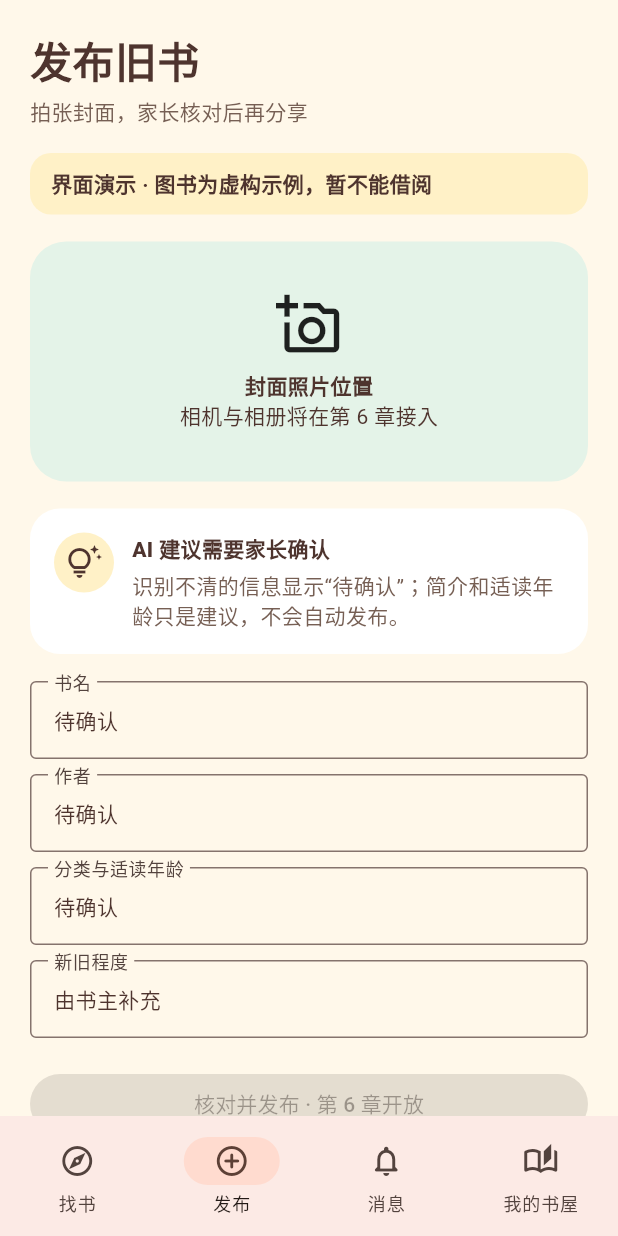
After one commit to emmaleoo8646/tangtang-shared-library, a Flutter app: the screen it shows after launch, scrolled down 270 dp, after a tap on "拍照发布", on a phone screen of 412 x 824 dp. The commit adds this screen. Run offline on Flutter 3.47's test engine with Material 3 defaults, Android fonts, the phone set to English and light mode, and no system bars.

Commit message:
加入共享书屋可点击界面原型

```diff
--- a/apps/mobile/lib/main.dart
+++ b/apps/mobile/lib/main.dart
@@ -2,6 +2,8 @@ import 'dart:convert';
 import 'dart:io';
 
 import 'package:flutter/material.dart';
+
+import 'prototype_pages.dart';
 
 const apiBaseUrl = String.fromEnvironment(
   'API_BASE_URL',
@@ -54,6 +56,7 @@ class HomePage extends StatefulWidget {
 class _HomePageState extends State<HomePage> {
   String _apiMessage = '本地服务尚未检查';
   bool _checking = false;
+  int _selectedIndex = 0;
 
   Future<void> _checkApi() async {
     setState(() {
@@ -89,7 +92,10 @@ class _HomePageState extends State<HomePage> {
   @override
   Widget build(BuildContext context) {
     return Scaffold(
-      body: SafeArea(
+      body: IndexedStack(
+        index: _selectedIndex,
+        children: [
+          SafeArea(
             child: ListView(
               padding: const EdgeInsets.fromLTRB(20, 18, 20, 32),
               children: [
@@ -122,7 +128,7 @@ class _HomePageState extends State<HomePage> {
                     ),
                     IconButton(
                       tooltip: '消息',
-                  onPressed: () {},
+                      onPressed: () => setState(() => _selectedIndex = 2),
                       icon: const Icon(Icons.notifications_none_rounded),
                     ),
                   ],
@@ -139,13 +145,20 @@ class _HomePageState extends State<HomePage> {
                     children: [
                       const Text(
                         '今天想读什么？',
-                    style: TextStyle(fontSize: 26, fontWeight: FontWeight.w800),
+                        style: TextStyle(
+                          fontSize: 26,
+                          fontWeight: FontWeight.w800,
+                        ),
                       ),
                       const SizedBox(height: 6),
                       const Text('按书名、分类或年龄段找一本好书'),
                       const SizedBox(height: 18),
                       FilledButton.icon(
-                    onPressed: () {},
+                        onPressed: () => Navigator.of(context).push(
+                          MaterialPageRoute<void>(
+                            builder: (_) => const SearchDemoPage(),
+                          ),
+                        ),
                         icon: const Icon(Icons.search_rounded),
                         label: const Text('去找书'),
                       ),
@@ -161,7 +174,7 @@ class _HomePageState extends State<HomePage> {
                         title: '拍照发布',
                         subtitle: 'AI 帮忙识别，家长确认后发布',
                         color: const Color(0xFFE4F3E8),
-                    onTap: () {},
+                        onTap: () => setState(() => _selectedIndex = 1),
                       ),
                     ),
                     const SizedBox(width: 12),
@@ -171,11 +184,15 @@ class _HomePageState extends State<HomePage> {
                         title: '借还待办',
                         subtitle: '申请、交接与归还都由家长确认',
                         color: const Color(0xFFE7EDFF),
-                    onTap: () {},
+                        onTap: () => setState(() => _selectedIndex = 2),
                       ),
                     ),
                   ],
                 ),
+                const SizedBox(height: 18),
+                const PrototypeBanner(),
+                const SizedBox(height: 12),
+                const DemoBookStrip(),
                 const SizedBox(height: 18),
                 Card(
                   shape: RoundedRectangleBorder(
@@ -234,24 +251,31 @@ class _HomePageState extends State<HomePage> {
               ],
             ),
           ),
+          const PublishDemoPage(),
+          const InboxDemoPage(),
+          const MyLibraryDemoPage(),
+        ],
+      ),
       bottomNavigationBar: NavigationBar(
-        selectedIndex: 0,
+        selectedIndex: _selectedIndex,
+        onDestinationSelected: (index) =>
+            setState(() => _selectedIndex = index),
         destinations: const [
           NavigationDestination(
             icon: Icon(Icons.explore_outlined),
             label: '找书',
           ),
           NavigationDestination(
-            icon: Icon(Icons.library_books_outlined),
-            label: '书屋',
+            icon: Icon(Icons.add_circle_outline_rounded),
+            label: '发布',
           ),
           NavigationDestination(
-            icon: Icon(Icons.checklist_rounded),
-            label: '待办',
+            icon: Icon(Icons.notifications_none_rounded),
+            label: '消息',
           ),
           NavigationDestination(
-            icon: Icon(Icons.family_restroom_rounded),
-            label: '我的',
+            icon: Icon(Icons.auto_stories_outlined),
+            label: '我的书屋',
           ),
         ],
       ),
--- /dev/null
+++ b/apps/mobile/lib/prototype_pages.dart
@@ -0,0 +1,547 @@
+import 'package:flutter/material.dart';
+
+const _ink = Color(0xFF4E342E);
+const _muted = Color(0xFF765F54);
+const _peach = Color(0xFFFFE2D5);
+const _mint = Color(0xFFE4F3E8);
+const _lavender = Color(0xFFE7EDFF);
+
+class PrototypeBanner extends StatelessWidget {
+  const PrototypeBanner({super.key});
+
+  @override
+  Widget build(BuildContext context) => Semantics(
+    label: '界面演示，图书信息为虚构示例，尚未连接真实借阅服务',
+    child: Container(
+      width: double.infinity,
+      padding: const EdgeInsets.symmetric(horizontal: 14, vertical: 10),
+      decoration: BoxDecoration(
+        color: const Color(0xFFFFF1C7),
+        borderRadius: BorderRadius.circular(14),
+      ),
+      child: const Text(
+        '界面演示 · 图书为虚构示例，暂不能借阅',
+        style: TextStyle(fontWeight: FontWeight.w700),
+      ),
+    ),
+  );
+}
+
+class DemoBook {
+  const DemoBook(
+    this.title,
+    this.author,
+    this.age,
+    this.category,
+    this.icon,
+    this.color,
+  );
+
+  final String title;
+  final String author;
+  final String age;
+  final String category;
+  final IconData icon;
+  final Color color;
+}
+
+const _books = [
+  DemoBook('森林里的邮差', '待确认', '3—6 岁', '绘本', Icons.local_florist, _mint),
+  DemoBook('星星去哪儿了', '待确认', '6—9 岁', '科普', Icons.star_rounded, _lavender),
+  DemoBook('小熊的星期天', '待确认', '3—6 岁', '故事', Icons.pets_rounded, _peach),
+];
+
+class DemoBookStrip extends StatelessWidget {
+  const DemoBookStrip({super.key});
+
+  @override
+  Widget build(BuildContext context) => Column(
+    crossAxisAlignment: CrossAxisAlignment.start,
+    children: [
+      const Text(
+        '看看书屋里有什么',
+        style: TextStyle(fontSize: 21, fontWeight: FontWeight.w800),
+      ),
+      const SizedBox(height: 10),
+      ..._books
+          .take(2)
+          .map(
+            (book) => Padding(
+              padding: const EdgeInsets.only(bottom: 10),
+              child: _BookTile(book: book),
+            ),
+          ),
+    ],
+  );
+}
+
+class _BookTile extends StatelessWidget {
+  const _BookTile({required this.book});
+  final DemoBook book;
+
+  @override
+  Widget build(BuildContext context) => Card(
+    shape: RoundedRectangleBorder(borderRadius: BorderRadius.circular(20)),
+    child: InkWell(
+      borderRadius: BorderRadius.circular(20),
+      onTap: () => Navigator.of(context).push(
+        MaterialPageRoute<void>(builder: (_) => BookDemoDetailPage(book: book)),
+      ),
+      child: Padding(
+        padding: const EdgeInsets.all(12),
+        child: Row(
+          children: [
+            Container(
+              width: 74,
+              height: 94,
+              decoration: BoxDecoration(
+                color: book.color,
+                borderRadius: BorderRadius.circular(12),
+              ),
+              child: Icon(book.icon, size: 38, color: _ink),
+            ),
+            const SizedBox(width: 14),
+            Expanded(
+              child: Column(
+                crossAxisAlignment: CrossAxisAlignment.start,
+                children: [
+                  Text(
+                    book.title,
+                    style: const TextStyle(
+                      fontSize: 17,
+                      fontWeight: FontWeight.w800,
+                    ),
+                  ),
+                  const SizedBox(height: 5),
+                  Text(
+                    '${book.category} · ${book.age}',
+                    style: const TextStyle(color: _muted),
+                  ),
+                  const SizedBox(height: 7),
+                  const Text(
+                    '演示书籍 · 尚未开放借阅',
+                    style: TextStyle(fontSize: 12, color: _muted),
+                  ),
+                ],
+              ),
+            ),
+            const Icon(Icons.chevron_right_rounded),
+          ],
+        ),
+      ),
+    ),
+  );
+}
+
+class SearchDemoPage extends StatefulWidget {
+  const SearchDemoPage({super.key});
+  @override
+  State<SearchDemoPage> createState() => _SearchDemoPageState();
+}
+
+class _SearchDemoPageState extends State<SearchDemoPage> {
+  String query = '';
+  String category = '全部';
+  String age = '全部';
+
+  @override
+  Widget build(BuildContext context) {
+    final results = _books
+        .where(
+          (book) =>
+              (query.isEmpty || book.title.contains(query)) &&
+              (category == '全部' || book.category == category) &&
+              (age == '全部' || book.age == age),
+        )
+        .toList();
+    return Scaffold(
+      appBar: AppBar(title: const Text('找一本好书')),
+      body: SafeArea(
+        child: ListView(
+          padding: const EdgeInsets.all(20),
+          children: [
+            const PrototypeBanner(),
+            const SizedBox(height: 18),
+            TextField(
+              decoration: const InputDecoration(
+                prefixIcon: Icon(Icons.search_rounded),
+                hintText: '搜索书名',
+                border: OutlineInputBorder(),
+              ),
+              onChanged: (value) => setState(() => query = value.trim()),
+            ),
+            const SizedBox(height: 14),
+            const Text('分类', style: TextStyle(fontWeight: FontWeight.w700)),
+            _chips(
+              ['全部', '绘本', '故事', '科普'],
+              category,
+              (value) => setState(() => category = value),
+            ),
+            const Text('适读年龄', style: TextStyle(fontWeight: FontWeight.w700)),
+            _chips(
+              ['全部', '3—6 岁', '6—9 岁'],
+              age,
+              (value) => setState(() => age = value),
+            ),
+            const SizedBox(height: 12),
+            Text(
+              '找到 ${results.length} 本演示书籍',
+              style: const TextStyle(color: _muted),
+            ),
+            const SizedBox(height: 10),
+            if (results.isEmpty)
+              const _EmptyCard(
+                icon: Icons.menu_book_outlined,
+                title: '没有找到匹配的书',
+                detail: '试试换个书名、分类或年龄段。',
+              ),
+            ...results.map(
+              (book) => Padding(
+                padding: const EdgeInsets.only(bottom: 10),
+                child: _BookTile(book: book),
+              ),
+            ),
+          ],
+        ),
+      ),
+    );
+  }
+
+  Widget _chips(
+    List<String> values,
+    String selected,
+    ValueChanged<String> onTap,
+  ) => Wrap(
+    spacing: 8,
+    children: values
+        .map(
+          (value) => ChoiceChip(
+            label: Text(value),
+            selected: value == selected,
+            onSelected: (_) => onTap(value),
+          ),
+        )
+        .toList(),
+  );
+}
+
+class BookDemoDetailPage extends StatelessWidget {
+  const BookDemoDetailPage({super.key, required this.book});
+  final DemoBook book;
+
+  @override
+  Widget build(BuildContext context) => Scaffold(
+    appBar: AppBar(title: const Text('图书详情')),
+    body: SafeArea(
+      child: ListView(
+        padding: const EdgeInsets.all(20),
+        children: [
+          const PrototypeBanner(),
+          const SizedBox(height: 18),
+          Container(
+            height: 190,
+            decoration: BoxDecoration(
+              color: book.color,
+              borderRadius: BorderRadius.circular(24),
+            ),
+            child: Icon(book.icon, size: 86, color: _ink),
+          ),
+          const SizedBox(height: 20),
+          Text(
+            book.title,
+            style: const TextStyle(fontSize: 27, fontWeight: FontWeight.w800),
+          ),
+          const SizedBox(height: 6),
+          Text('作者：${book.author}', style: const TextStyle(color: _muted)),
+          const SizedBox(height: 16),
+          Wrap(
+            spacing: 8,
+            children: [
+              Chip(label: Text(book.category)),
+              Chip(label: Text(book.age)),
+              const Chip(label: Text('新旧程度待确认')),
+            ],
+          ),
+          const SizedBox(height: 18),
+          const _InfoCard(
+            icon: Icons.auto_awesome_outlined,
+            title: '内容简介待确认',
+            detail: '真实发布时由家长核对封面、书名、作者和 AI 建议后填写；无法确定的信息会标注“待确认”。',
+          ),
+          const SizedBox(height: 12),
+          const _InfoCard(
+            icon: Icons.shield_outlined,
+            title: '家长约定交接',
+            detail: '申请和交接都由家长确认。联系方式与约定地点仅借阅双方可见。',
+          ),
+          const SizedBox(height: 18),
+          const FilledButton(onPressed: null, child: Text('申请借阅 · 第 7 章开放')),
+        ],
+      ),
+    ),
+  );
+}
+
+class PublishDemoPage extends StatelessWidget {
+  const PublishDemoPage({super.key});
+
+  @override
+  Widget build(BuildContext context) => SafeArea(
+    child: ListView(
+      padding: const EdgeInsets.all(20),
+      children: [
+        const _PageHeading('发布旧书', '拍张封面，家长核对后再分享'),
+        const PrototypeBanner(),
+        const SizedBox(height: 18),
+        Container(
+          height: 160,
+          decoration: BoxDecoration(
+            color: _mint,
+            borderRadius: BorderRadius.circular(24),
+          ),
+          child: const Column(
+            mainAxisAlignment: MainAxisAlignment.center,
+            children: [
+              Icon(Icons.add_a_photo_outlined, size: 44),
+              SizedBox(height: 8),
+              Text('封面照片位置', style: TextStyle(fontWeight: FontWeight.w700)),
+              Text('相机与相册将在第 6 章接入'),
+            ],
+          ),
+        ),
+        const SizedBox(height: 18),
+        const _InfoCard(
+          icon: Icons.tips_and_updates_outlined,
+          title: 'AI 建议需要家长确认',
+          detail: '识别不清的信息显示“待确认”；简介和适读年龄只是建议，不会自动发布。',
+        ),
+        const SizedBox(height: 18),
+        const _FieldPreview('书名', '待确认'),
+        const _FieldPreview('作者', '待确认'),
+        const _FieldPreview('分类与适读年龄', '待确认'),
+        const _FieldPreview('新旧程度', '由书主补充'),
+        const SizedBox(height: 10),
+        const FilledButton(onPressed: null, child: Text('核对并发布 · 第 6 章开放')),
+      ],
+    ),
+  );
+}
+
+class InboxDemoPage extends StatelessWidget {
+  const InboxDemoPage({super.key});
+
+  @override
+  Widget build(BuildContext context) => SafeArea(
+    child: ListView(
+      padding: const EdgeInsets.all(20),
+      children: [
+        const _PageHeading('消息与待办', '借还进度，一眼看清'),
+        const PrototypeBanner(),
+        const SizedBox(height: 16),
+        const _EmptyCard(
+          icon: Icons.mark_email_read_outlined,
+          title: '暂时没有新消息',
+          detail: '真实借阅开始后，申请、交接、到期和归还提醒会出现在这里。',
+        ),
+        const SizedBox(height: 18),
+        const Text(
+          '借还会经历这些步骤',
+          style: TextStyle(fontSize: 20, fontWeight: FontWeight.w800),
+        ),
+        const SizedBox(height: 12),
+        ...[
+          '申请借阅',
+          '书主家长同意',
+          '家长约定交接',
+          '双方确认借出',
+          '到期提醒或续借',
+          '双方确认归还',
+        ].asMap().entries.map(
+          (entry) => ListTile(
+            leading: CircleAvatar(
+              backgroundColor: _lavender,
+              child: Text('${entry.key + 1}'),
+            ),
+            title: Text(entry.value),
+            subtitle: const Text('演示流程 · 尚无真实订单'),
+          ),
+        ),
+        const _InfoCard(
+          icon: Icons.report_outlined,
+          title: '遇到问题？',
+          detail: '每笔真实借阅将提供举报入口，由管理员查看并处理。',
+        ),
+      ],
+    ),
+  );
+}
+
+class MyLibraryDemoPage extends StatelessWidget {
+  const MyLibraryDemoPage({super.key});
+
+  @override
+  Widget build(BuildContext context) => SafeArea(
+    child: ListView(
+      padding: const EdgeInsets.all(20),
+      children: [
+        const _PageHeading('我的书屋', '一家人的阅读小角落'),
+        const PrototypeBanner(),
+        const SizedBox(height: 18),
+        const _InfoCard(
+          icon: Icons.family_restroom_rounded,
+          title: '家庭资料',
+          detail: '未来由家长管理孩子昵称、年龄段和阅读偏好。真实姓名与家庭住址不会公开。',
+        ),
+        const SizedBox(height: 18),
+        const _SectionTitle('我的藏书'),
+        const _EmptyCard(
+          icon: Icons.library_books_outlined,
+          title: '还没有发布图书',
+          detail: '拍张旧书封面，核对信息后分享给其他家庭。',
+        ),
+        const SizedBox(height: 18),
+        const _SectionTitle('借入 · 借出'),
+        const _EmptyCard(
+          icon: Icons.swap_horiz_rounded,
+          title: '还没有借阅记录',
+          detail: '申请、交接和归还的记录会保存在这里。',
+        ),
+        const SizedBox(height: 18),
+        const _InfoCard(
+          icon: Icons.privacy_tip_outlined,
+          title: '家庭隐私优先',
+          detail: '公开页面只展示必要的书籍信息；交接约定仅借阅双方家长可见。',
+        ),
+      ],
+    ),
+  );
+}
+
+class _PageHeading extends StatelessWidget {
+  const _PageHeading(this.title, this.subtitle);
+  final String title;
+  final String subtitle;
+
+  @override
+  Widget build(BuildContext context) => Padding(
+    padding: const EdgeInsets.only(bottom: 18),
+    child: Column(
+      crossAxisAlignment: CrossAxisAlignment.start,
+      children: [
+        Text(
+          title,
+          style: const TextStyle(fontSize: 28, fontWeight: FontWeight.w800),
+        ),
+        const SizedBox(height: 4),
+        Text(subtitle, style: const TextStyle(color: _muted)),
+      ],
+    ),
+  );
+}
+
+class _SectionTitle extends StatelessWidget {
+  const _SectionTitle(this.title);
+  final String title;
+  @override
+  Widget build(BuildContext context) => Padding(
+    padding: const EdgeInsets.only(bottom: 10),
+    child: Text(
+      title,
+      style: const TextStyle(fontSize: 20, fontWeight: FontWeight.w800),
+    ),
+  );
+}
+
+class _FieldPreview extends StatelessWidget {
+  const _FieldPreview(this.label, this.value);
+  final String label;
+  final String value;
+  @override
+  Widget build(BuildContext context) => Padding(
+    padding: const EdgeInsets.only(bottom: 10),
+    child: InputDecorator(
+      decoration: InputDecoration(
+        labelText: label,
+        border: const OutlineInputBorder(),
+      ),
+      child: Text(value),
+    ),
+  );
+}
+
+class _InfoCard extends StatelessWidget {
+  const _InfoCard({
+    required this.icon,
+    required this.title,
+    required this.detail,
+  });
+  final IconData icon;
+  final String title;
+  final String detail;
+  @override
+  Widget build(BuildContext context) => Card(
+    shape: RoundedRectangleBorder(borderRadius: BorderRadius.circular(20)),
+    child: Padding(
+      padding: const EdgeInsets.all(16),
+      child: Row(
+        crossAxisAlignment: CrossAxisAlignment.start,
+        children: [
+          CircleAvatar(
+            backgroundColor: const Color(0xFFFFF1C7),
+            child: Icon(icon, color: _ink),
+          ),
+          const SizedBox(width: 12),
+          Expanded(
+            child: Column(
+              crossAxisAlignment: CrossAxisAlignment.start,
+              children: [
+                Text(
+                  title,
+                  style: const TextStyle(fontWeight: FontWeight.w800),
+                ),
+                const SizedBox(height: 5),
+                Text(
+                  detail,
+                  style: const TextStyle(color: _muted, height: 1.35),
+                ),
+              ],
+            ),
+          ),
+        ],
+      ),
+    ),
+  );
+}
+
+class _EmptyCard extends StatelessWidget {
+  const _EmptyCard({
+    required this.icon,
+    required this.title,
+    required this.detail,
+  });
+  final IconData icon;
+  final String title;
+  final String detail;
+  @override
+  Widget build(BuildContext context) => Container(
+    width: double.infinity,
+    padding: const EdgeInsets.all(22),
+    decoration: BoxDecoration(
+      color: Colors.white,
+      borderRadius: BorderRadius.circular(22),
+    ),
+    child: Column(
+      children: [
+        Icon(icon, size: 38, color: _muted),
+        const SizedBox(height: 8),
+        Text(title, style: const TextStyle(fontWeight: FontWeight.w800)),
+        const SizedBox(height: 5),
+        Text(
+          detail,
+          textAlign: TextAlign.center,
+          style: const TextStyle(color: _muted),
+        ),
+      ],
+    ),
+  );
+}
```
Also changed, not shown: 3 other files. Lines whose indentation alone changed are shown as unchanged.
